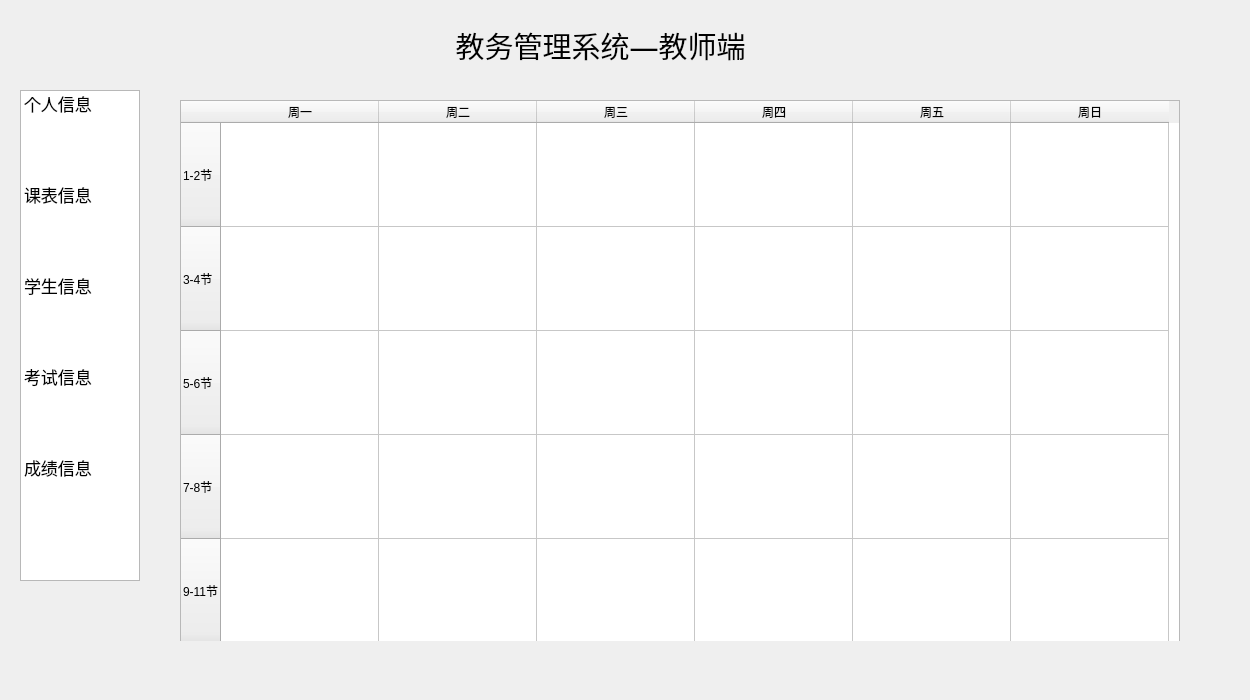
Old version of the form teacher.ui in the repository Database-Course-Developers/Educational_Administration_System.
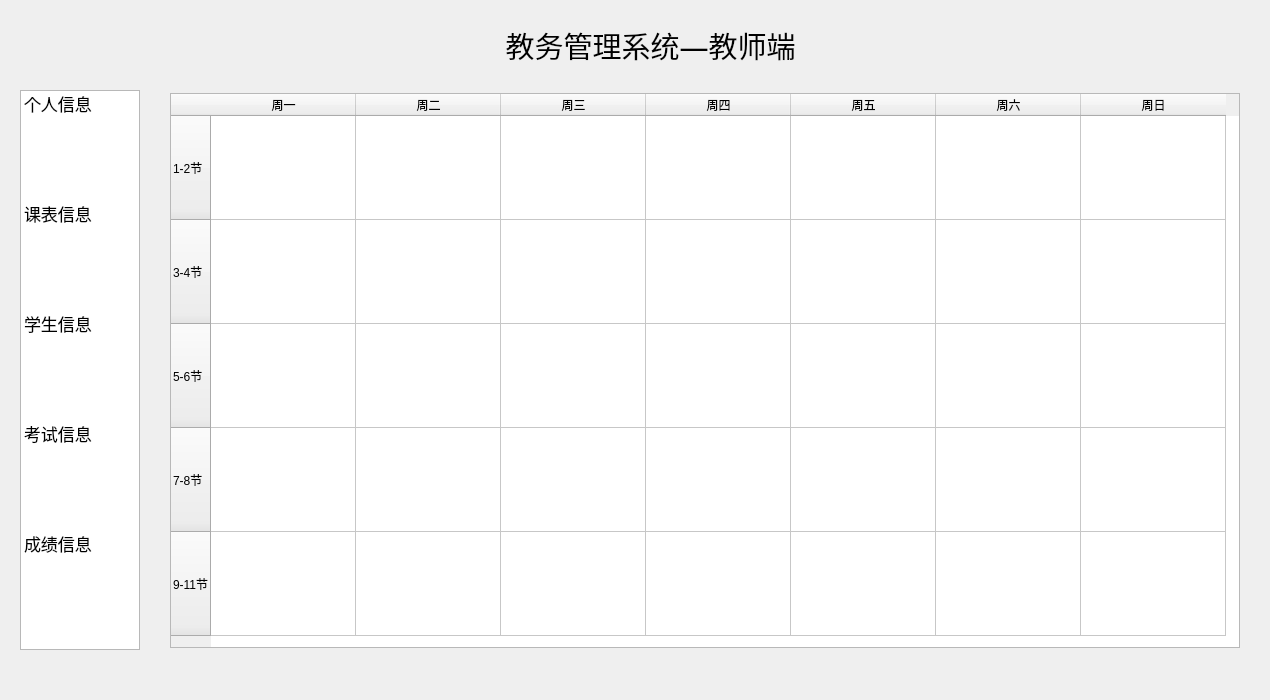
New version of the form. The open tabs and pages were chosen to show the change.

Commit message: 教师端 ui更新

Patch:
```diff
--- a/teacher.ui
+++ b/teacher.ui
@@ -6,7 +6,7 @@
    <rect>
     <x>0</x>
     <y>0</y>
-    <width>1250</width>
+    <width>1270</width>
     <height>700</height>
    </rect>
   </property>
@@ -19,7 +19,7 @@
      <x>20</x>
      <y>90</y>
      <width>120</width>
-     <height>491</height>
+     <height>560</height>
     </rect>
    </property>
    <property name="font">
@@ -27,13 +27,16 @@
      <pointsize>13</pointsize>
     </font>
    </property>
+   <property name="lineWidth">
+    <number>1</number>
+   </property>
    <property name="spacing">
     <number>20</number>
    </property>
    <property name="gridSize">
     <size>
      <width>0</width>
-     <height>91</height>
+     <height>110</height>
     </size>
    </property>
    <property name="currentRow">
@@ -69,9 +72,9 @@
    <property name="geometry">
     <rect>
      <x>150</x>
-     <y>100</y>
-     <width>1081</width>
-     <height>541</height>
+     <y>93</y>
+     <width>1095</width>
+     <height>580</height>
     </rect>
    </property>
    <property name="currentIndex">
@@ -280,17 +283,17 @@
     <widget class="QTableWidget" name="lesson_table">
      <property name="geometry">
       <rect>
-       <x>30</x>
+       <x>20</x>
        <y>0</y>
-       <width>1000</width>
-       <height>550</height>
+       <width>1070</width>
+       <height>555</height>
       </rect>
      </property>
      <attribute name="horizontalHeaderMinimumSectionSize">
       <number>20</number>
      </attribute>
      <attribute name="horizontalHeaderDefaultSectionSize">
-      <number>158</number>
+      <number>145</number>
      </attribute>
      <attribute name="verticalHeaderDefaultSectionSize">
       <number>104</number>
@@ -345,6 +348,11 @@
        <string>周五</string>
       </property>
      </column>
+     <column>
+      <property name="text">
+       <string>周六</string>
+      </property>
+     </column>
      <column>
       <property name="text">
        <string>周日</string>
@@ -971,7 +979,7 @@
     <rect>
      <x>20</x>
      <y>20</y>
-     <width>1161</width>
+     <width>1261</width>
      <height>51</height>
     </rect>
    </property>
```
Left out of the diff: 60 changed lines with no effect on the pictures.
